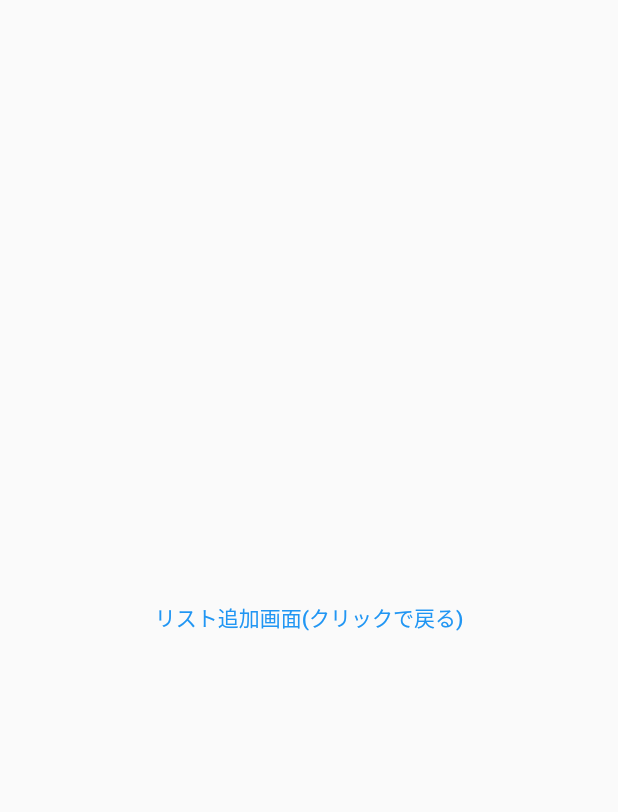
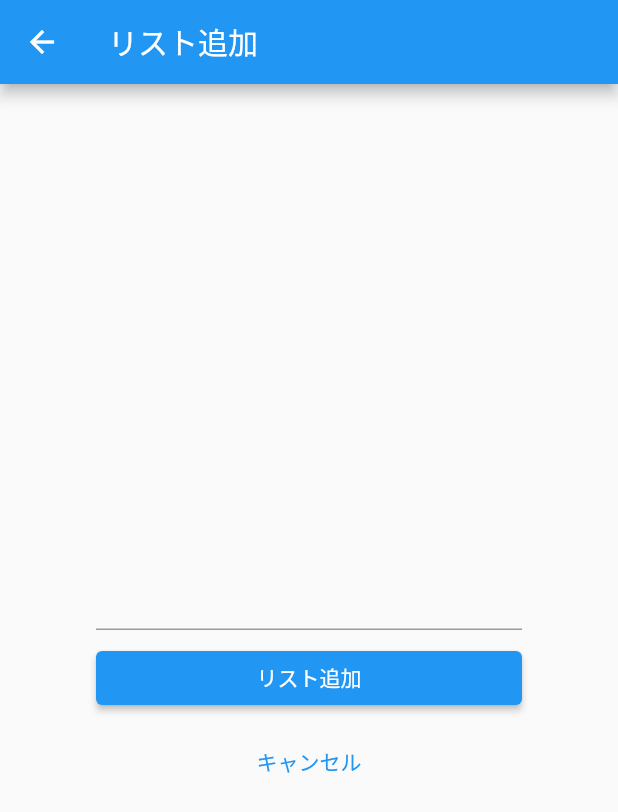
Before and after one commit to kakikei/todo_sample_app, a Flutter app: the screen it shows after launch, after a tap on the "add" icon, on a phone screen of 412 x 824 dp. Shown: the top 812 px of the screen. Run offline on Flutter 3.47's test engine with Material 2 defaults, Android fonts, the phone set to English and light mode, and no system bars; missing offline and left inert: dart:html.

Commit message:
Todoアプリ完成

```diff
--- a/lib/main.dart
+++ b/lib/main.dart
@@ -1,3 +1,5 @@
+import 'dart:html';
+
 import 'package:flutter/material.dart';
 
 void main() {
@@ -22,7 +24,13 @@
 }
 
 // リスト一覧画面用Widget
-class TodoListPage extends StatelessWidget {
+class TodoListPage extends StatefulWidget {
+  @override
+  _TodoListPageState createState() => _TodoListPageState();
+}
+
+class _TodoListPageState extends State<TodoListPage> {
+  List<String> todoList = [];
   @override
   Widget build(BuildContext context) {
     return Scaffold(
@@ -31,39 +39,30 @@
       appBar: AppBar(
         title: Text('リスト一覧'),
       ),
-      body: ListView(
-        children: <Widget>[
-          Card(
+      body: ListView.builder(
+        itemCount: todoList.length,
+        itemBuilder: (context, index) {
+          return Card(
             child: ListTile(
-              title: Text('にんじん'),
+              title: Text(todoList[index]),
             ),
-          ),
-          Card(
-            child: ListTile(
-              title: Text('たまねぎ'),
-            ),
-          ),
-          Card(
-            child: ListTile(
-              title: Text('にく'),
-            ),
-          ),
-          Card(
-            child: ListTile(
-              title: Text('じゃがいも'),
-            ),
-          ),
-        ],
+          );
+        },
       ),
       floatingActionButton: FloatingActionButton(
-        onPressed: () {
+        onPressed: () async {
           //"push"で新規作成画面に遷移
-          Navigator.of(context).push(
+          final newListText = await Navigator.of(context).push(
             MaterialPageRoute(builder: (context) {
               // 遷移先の画面としてリスト追加画面を指定
               return TodoAddPage();
             }),
           );
+          if (newListText != null) {
+            setState(() {
+              todoList.add(newListText);
+            });
+          }
         },
         child: Icon(Icons.add),
       ),
@@ -71,18 +70,64 @@
   }
 }
 
-class TodoAddPage extends StatelessWidget {
+class TodoAddPage extends StatefulWidget {
+  @override
+  _TodoAddPageState createState() => _TodoAddPageState();
+}
+
+class _TodoAddPageState extends State<TodoAddPage> {
+  String _text = '';
   @override
   Widget build(BuildContext context) {
     return Scaffold(
-      body: Center(
+      // *** 追加する部分 ***
+      appBar: AppBar(
+        title: Text('リスト追加'),
+      ),
+      // *** 追加する部分 ***
+      body: Container(
+        // 余白を付ける
+        padding: EdgeInsets.all(64),
+        child: Column(
+          mainAxisAlignment: MainAxisAlignment.center,
+          children: <Widget>[
+            Text(_text, style: TextStyle(color: Colors.blue)),
+            const SizedBox(height: 8),
+            // テキスト入力
+            TextField(
+              onChanged: (String value) {
+                setState(() {
+                  _text = value;
+                });
+              },
+            ),
+            const SizedBox(height: 8),
+            Container(
+              // 横幅いっぱいに広げる
+              width: double.infinity,
+              // リスト追加ボタン
+              child: ElevatedButton(
+                onPressed: () {
+                  Navigator.of(context).pop(_text);
+                },
+                child: Text('リスト追加', style: TextStyle(color: Colors.white)),
+              ),
+            ),
+            const SizedBox(height: 8),
+            Container(
+              // 横幅いっぱいに広げる
+              width: double.infinity,
+              // キャンセルボタン
               child: TextButton(
                 // ボタンをクリックした時の処理
                 onPressed: () {
                   // "pop"で前の画面に戻る
                   Navigator.of(context).pop();
                 },
-          child: Text('リスト追加画面(クリックで戻る)'),
+                child: Text('キャンセル'),
+              ),
+            ),
+          ],
         ),
       ),
     );
```
Lines whose indentation alone changed are shown as unchanged.
